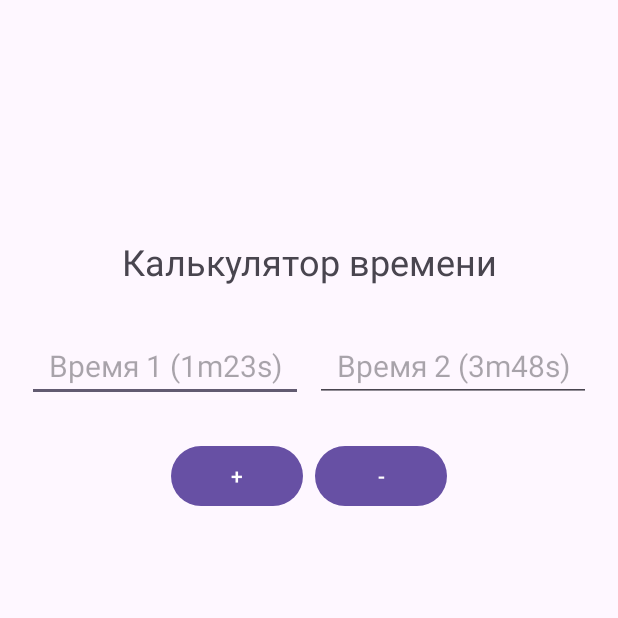
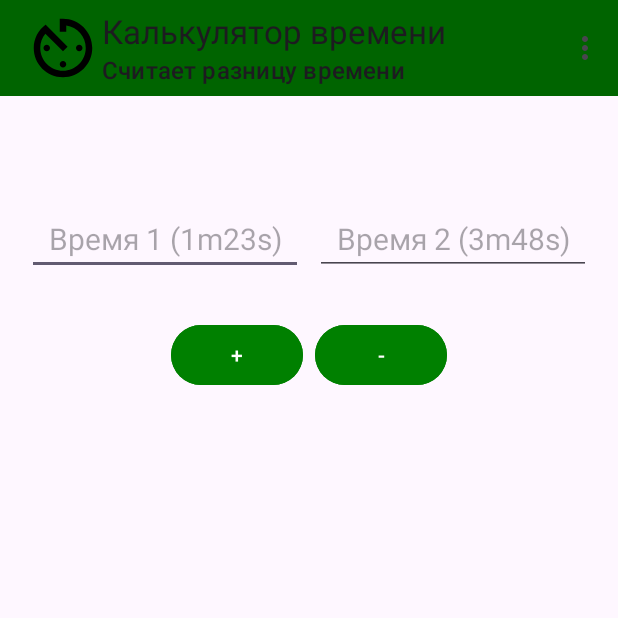
Before and after one commit to judgen2005/TimeCalculator, an Android app: the screen it shows after launch (MainActivity), on a phone screen of 412 x 824 dp, the top half of it. Run offline under Robolectric (Android 15) with nearby library versions, the phone set to English and light mode, and no system bars.

Commit message:
Домашнее задание по теме "Toolbar Menu Toast"

```diff
--- a/app/build.gradle.kts
+++ b/app/build.gradle.kts
@@ -10,7 +10,7 @@ android {
     defaultConfig {
         applicationId = "com.example.timecalculator"
         minSdk = 24
-        targetSdk = 34
+        targetSdk = 35
         versionCode = 1
         versionName = "1.0"
 
--- a/app/src/main/java/com/example/timecalculator/MainActivity.kt
+++ b/app/src/main/java/com/example/timecalculator/MainActivity.kt
@@ -1,13 +1,18 @@
 package com.example.timecalculator
 
+import android.graphics.Color
 import android.os.Bundle
+import android.view.Menu
+import android.view.MenuItem
 import android.widget.Button
 import android.widget.EditText
 import android.widget.TextView
+import android.widget.Toast
+import androidx.appcompat.widget.Toolbar
 import androidx.appcompat.app.AppCompatActivity
 
-
 class MainActivity : AppCompatActivity() {
+    private lateinit var toolBar: Toolbar
     private lateinit var timeInput1: EditText
     private lateinit var timeInput2: EditText
     private lateinit var addButton: Button
@@ -18,6 +23,12 @@ class MainActivity : AppCompatActivity() {
     override fun onCreate(savedInstanceState: Bundle?) {
         super.onCreate(savedInstanceState)
         setContentView(R.layout.activity_main)
+        toolBar = findViewById(R.id.toolbar)
+        setSupportActionBar(toolBar)
+        title = "Калькулятор времени"
+        toolBar.subtitle = "Считает разницу времени"
+        toolBar.setLogo(R.drawable.time_calculator)
+
         timeInput1 = findViewById(R.id.timeInput1)
         timeInput2 = findViewById(R.id.timeInput2)
         addButton = findViewById(R.id.addButton)
@@ -26,6 +37,32 @@ class MainActivity : AppCompatActivity() {
         addButton.setOnClickListener { calculateTime(true) }
         subtractButton.setOnClickListener { calculateTime(false) }
     }
+
+    override fun onCreateOptionsMenu(menu: Menu?): Boolean {
+        menuInflater.inflate(R.menu.menu_main, menu)
+        return true
+    }
+
+    override fun onOptionsItemSelected(item: MenuItem): Boolean {
+        when(item.itemId){
+            R.id.clearInputMain ->{
+                timeInput1.text.clear()
+                timeInput2.text.clear()
+                Toast.makeText(applicationContext, "Данные ввода очищены", Toast.LENGTH_LONG).show()
+            }
+            R.id.clearOutputMain ->{
+                resultTextView.text = ""
+                resultTextView.setTextColor(Color.BLACK)
+                Toast.makeText(applicationContext, "Данные вывода очищены", Toast.LENGTH_LONG).show()
+            }
+            R.id.exitMain -> {
+                Toast.makeText(applicationContext, "Приложение закрыто", Toast.LENGTH_LONG).show()
+                finish()
+            }
+        }
+        return super.onOptionsItemSelected(item)
+    }
+
     private fun calculateTime(isAddition: Boolean) {
         val time1 = timeInput1.text.toString()
         val time2 = timeInput2.text.toString()
@@ -34,6 +71,8 @@ class MainActivity : AppCompatActivity() {
         } else {
             timeCalculatorProcess.subtractTimes(time1, time2)
         }
+        Toast.makeText(applicationContext, "Результат: $result", Toast.LENGTH_LONG).show()
+        resultTextView.setTextColor(Color.parseColor("#8B0000"))
         resultTextView.text = result
     }
 }
--- /dev/null
+++ b/app/src/main/res/drawable/time_calculator.xml
@@ -0,0 +1,12 @@
+<vector xmlns:android="http://schemas.android.com/apk/res/android"
+    android:width="52dp"
+    android:height="52dp"
+    android:tint="#000000"
+    android:viewportWidth="24"
+    android:viewportHeight="24">
+
+    <path
+        android:fillColor="@android:color/white"
+        android:pathData="M11,17c0,0.55 0.45,1 1,1s1,-0.45 1,-1 -0.45,-1 -1,-1 -1,0.45 -1,1zM11,3v4h2L13,5.08c3.39,0.49 6,3.39 6,6.92 0,3.87 -3.13,7 -7,7s-7,-3.13 -7,-7c0,-1.68 0.59,-3.22 1.58,-4.42L12,13l1.41,-1.41 -6.8,-6.8v0.02C4.42,6.45 3,9.05 3,12c0,4.97 4.02,9 9,9 4.97,0 9,-4.03 9,-9s-4.03,-9 -9,-9h-1zM18,12c0,-0.55 -0.45,-1 -1,-1s-1,0.45 -1,1 0.45,1 1,1 1,-0.45 1,-1zM6,12c0,0.55 0.45,1 1,1s1,-0.45 1,-1 -0.45,-1 -1,-1 -1,0.45 -1,1z" />
+
+</vector>
--- a/app/src/main/res/layout/activity_main.xml
+++ b/app/src/main/res/layout/activity_main.xml
@@ -7,17 +7,13 @@
     android:layout_height="match_parent"
     tools:context=".MainActivity">
 
-    <TextView
-        android:id="@+id/titleTextView"
-        android:layout_width="wrap_content"
+
+    <androidx.appcompat.widget.Toolbar
+        android:id="@+id/toolbar"
+        android:layout_width="match_parent"
         android:layout_height="wrap_content"
-        android:text="@string/title"
-        android:textSize="24sp"
-        app:layout_constraintBottom_toBottomOf="parent"
-        app:layout_constraintEnd_toEndOf="parent"
-        app:layout_constraintStart_toStartOf="parent"
-        app:layout_constraintTop_toTopOf="parent"
-        app:layout_constraintVertical_bias="0.2" />
+        android:background="@color/green"
+        tools:ignore="MissingConstraints" />
 
     <LinearLayout
         android:id="@+id/inputLayout"
@@ -28,8 +24,8 @@
         app:layout_constraintBottom_toBottomOf="parent"
         app:layout_constraintEnd_toEndOf="parent"
         app:layout_constraintStart_toStartOf="parent"
-        app:layout_constraintTop_toBottomOf="@id/titleTextView"
-        app:layout_constraintVertical_bias="0.05">
+        app:layout_constraintTop_toBottomOf="@id/toolbar"
+        app:layout_constraintVertical_bias="0.1">
 
         <EditText
             android:id="@+id/timeInput1"
@@ -40,17 +36,20 @@
             android:hint="@string/time1Hint"
             android:inputType="text"
             android:textAlignment="center"
-            android:textSize="20sp" />
+            android:textSize="20sp"
+            android:importantForAutofill="no"/>
 
         <EditText
             android:id="@+id/timeInput2"
             android:layout_width="0dp"
             android:layout_height="wrap_content"
             android:layout_weight="1"
+            android:autofillHints="3m48s"
             android:hint="@string/time2Hint"
             android:inputType="text"
             android:textAlignment="center"
-            android:textSize="20sp" />
+            android:textSize="20sp"
+            android:importantForAutofill="no"/>
     </LinearLayout>
 
     <LinearLayout
@@ -66,16 +65,20 @@
 
         <Button
             android:id="@+id/addButton"
+            android:backgroundTint="@color/button_green"
             android:layout_width="wrap_content"
             android:layout_height="wrap_content"
-            android:text="@string/addProcess" />
+            android:text="@string/addProcess"
+            tools:ignore="ButtonStyle"/>
 
         <Button
             android:id="@+id/subtractButton"
+            android:backgroundTint="@color/button_green"
             android:layout_width="wrap_content"
             android:layout_height="wrap_content"
             android:layout_marginStart="8dp"
-            android:text="@string/subtractProcess" />
+            android:text="@string/subtractProcess"
+            tools:ignore="ButtonStyle"/>
     </LinearLayout>
 
     <TextView
--- /dev/null
+++ b/app/src/main/res/menu/menu_main.xml
@@ -0,0 +1,22 @@
+<?xml version="1.0" encoding="utf-8"?>
+<menu xmlns:android="http://schemas.android.com/apk/res/android"
+    xmlns:app="http://schemas.android.com/apk/res-auto">
+<item
+    android:id="@+id/clearInputMain"
+    android:orderInCategory="50"
+    android:title="@string/clearInputFields"
+    app:showAsAction="never"
+    />
+<item
+    android:id="@+id/clearOutputMain"
+    android:orderInCategory="50"
+    android:title="@string/clearOutputFields"
+    app:showAsAction="never"
+    />
+<item
+    android:id="@+id/exitMain"
+    android:orderInCategory="50"
+    android:title="@string/exitProgramm"
+    app:showAsAction="never"
+    />
+</menu>
--- a/app/src/main/res/values/colors.xml
+++ b/app/src/main/res/values/colors.xml
@@ -2,4 +2,6 @@
 <resources>
     <color name="black">#FF000000</color>
     <color name="white">#FFFFFFFF</color>
+    <color name="green">#006400</color>
+    <color name="button_green">#008000</color>
 </resources>
--- a/app/src/main/res/values/strings.xml
+++ b/app/src/main/res/values/strings.xml
@@ -5,4 +5,7 @@
     <string name="time2Hint">Время 2 (3m48s)</string>
     <string name="addProcess">+</string>
     <string name="subtractProcess">-</string>
+    <string name="clearInputFields">Очистить поля ввода</string>
+    <string name="clearOutputFields">Очистить поле вывода</string>
+    <string name="exitProgramm">Выход из программы</string>
 </resources>
```
